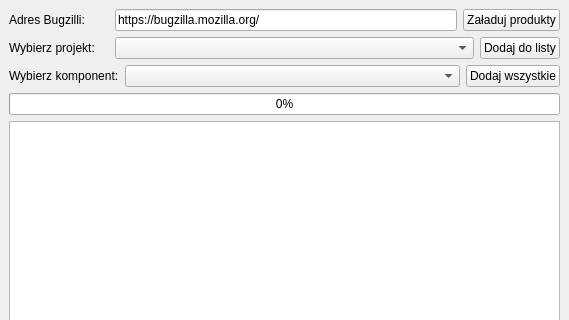
Old version of the form ui/main_window.ui in the repository hckr/bugzilla-downloader; both pictures show x 0 to 569 and y 0 to 320 of the 569 by 479 pixel window.
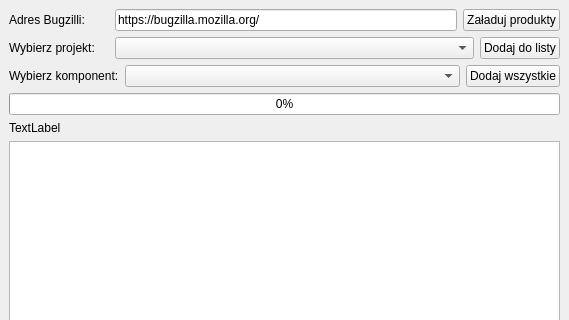
New version of the form.

The edit to the form file:
```diff
--- a/ui/main_window.ui
+++ b/ui/main_window.ui
@@ -145,6 +145,16 @@
       </property>
      </widget>
     </item>
+    <item>
+     <widget class="QLabel" name="infoLabel">
+      <property name="layoutDirection">
+       <enum>Qt::LeftToRight</enum>
+      </property>
+      <property name="text">
+       <string>TextLabel</string>
+      </property>
+     </widget>
+    </item>
     <item>
      <widget class="QListWidget" name="ComponentsList"/>
     </item>
```
